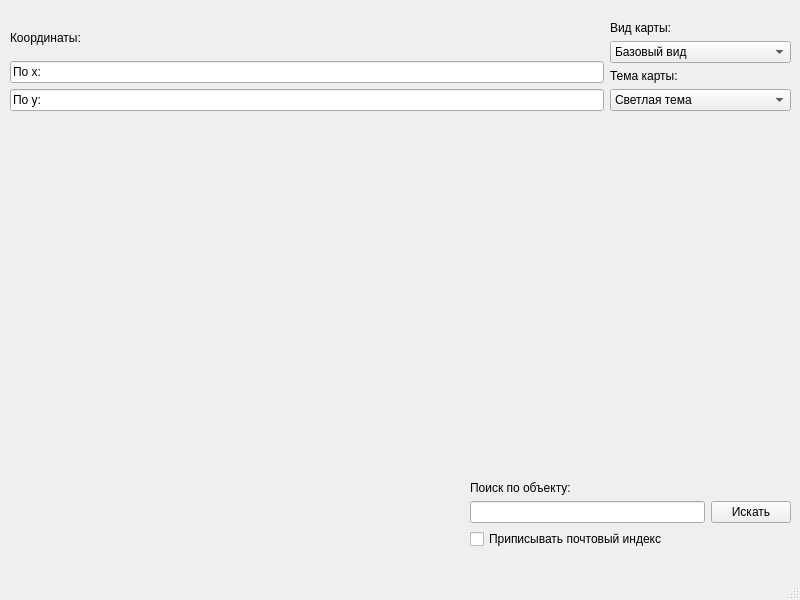
Qt form maps.ui (AndewTs/yandex_maps) before a commit.
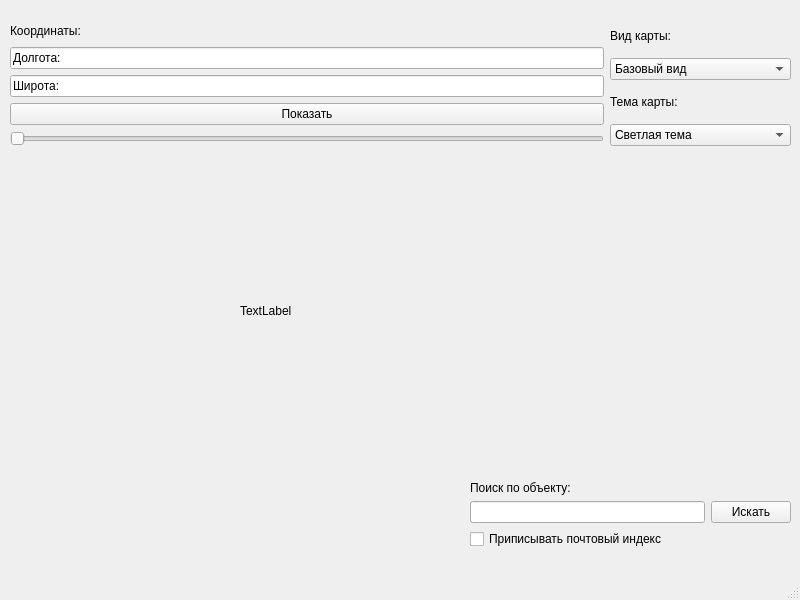
The same form after that commit.

Commit message: task one

The edit to the form file:
```diff
--- a/maps.ui
+++ b/maps.ui
@@ -60,7 +60,7 @@
       <x>10</x>
       <y>20</y>
       <width>781</width>
-      <height>91</height>
+      <height>126</height>
      </rect>
     </property>
     <layout class="QHBoxLayout" name="horizontalLayout_2">
@@ -76,14 +76,28 @@
        <item>
         <widget class="QLineEdit" name="lineEdit_2">
          <property name="text">
-          <string>По x:</string>
+          <string>Долгота:</string>
          </property>
         </widget>
        </item>
        <item>
         <widget class="QLineEdit" name="lineEdit">
          <property name="text">
-          <string>По y:</string>
+          <string>Широта:</string>
+         </property>
+        </widget>
+       </item>
+       <item>
+        <widget class="QPushButton" name="pushButton_2">
+         <property name="text">
+          <string>Показать</string>
+         </property>
+        </widget>
+       </item>
+       <item>
+        <widget class="QSlider" name="horizontalSlider">
+         <property name="orientation">
+          <enum>Qt::Horizontal</enum>
          </property>
         </widget>
        </item>
@@ -147,6 +161,19 @@
      </item>
     </layout>
    </widget>
+   <widget class="QLabel" name="Map_itself">
+    <property name="geometry">
+     <rect>
+      <x>240</x>
+      <y>150</y>
+      <width>551</width>
+      <height>321</height>
+     </rect>
+    </property>
+    <property name="text">
+     <string>TextLabel</string>
+    </property>
+   </widget>
   </widget>
   <widget class="QMenuBar" name="menubar">
    <property name="geometry">
```
The commit also changes 1 other file.
